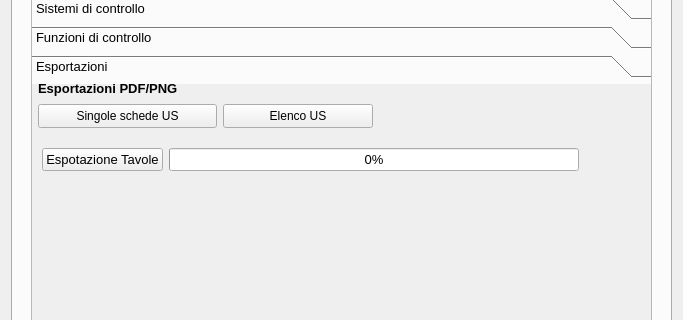
The window that modules/gui/pyarchinit_US_ui.ui (pyarchinit/pyarchinit) describes before a commit, drawn with Qt 5; both pictures show x 0 to 683 and y 404 to 724 of the 683 by 851 pixel window.
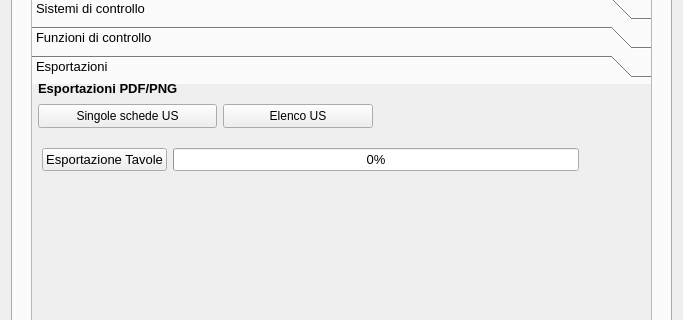
The same window after the commit. The open tabs and pages were chosen to show the change. Icons and pictures are not drawn.

Patch:
```diff
--- a/modules/gui/pyarchinit_US_ui.ui
+++ b/modules/gui/pyarchinit_US_ui.ui
@@ -3723,7 +3723,7 @@
                  <normaloff>:/images/sheet.png</normaloff>:/images/sheet.png</iconset>
                </property>
               </widget>
-              <widget class="QWidget" name="">
+              <widget class="QWidget" name="layoutWidget">
                <property name="geometry">
                 <rect>
                  <x>10</x>
@@ -3736,7 +3736,7 @@
                 <item>
                  <widget class="QPushButton" name="pushButton_exp_tavole">
                   <property name="text">
-                   <string>Espotazione Tavole</string>
+                   <string>Esportazione Tavole</string>
                   </property>
                  </widget>
                 </item>
```
Left out of the diff: 18 changed lines with no effect on the pictures.
